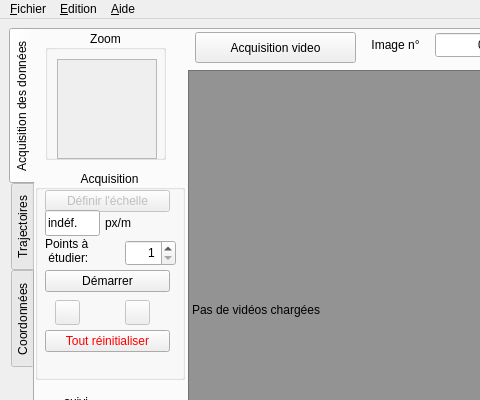
rene-d/pymecavideo, file src/pymecavideo_mini.ui: the form before one commit; both pictures show x 0 to 480 and y 0 to 400 of the 833 by 579 pixel window.
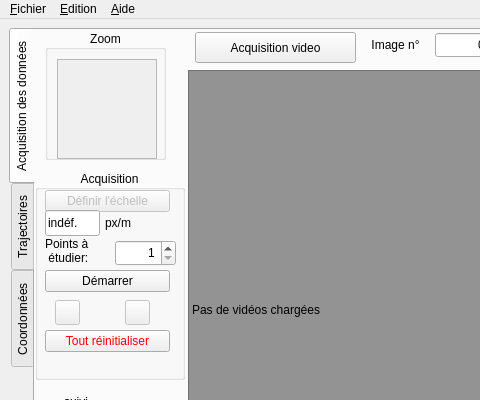
The form after the commit. Custom widgets are drawn as their Qt base class.

The edit to the form file:
```diff
--- a/src/pymecavideo_mini.ui
+++ b/src/pymecavideo_mini.ui
@@ -554,7 +554,7 @@
           <rect>
            <x>70</x>
            <y>40</y>
-           <width>41</width>
+           <width>31</width>
            <height>26</height>
           </rect>
          </property>
@@ -590,9 +590,9 @@
         <widget class="QSpinBox" name="spinBox_nb_de_points">
          <property name="geometry">
           <rect>
-           <x>90</x>
+           <x>80</x>
            <y>70</y>
-           <width>51</width>
+           <width>61</width>
            <height>26</height>
           </rect>
          </property>
@@ -611,7 +611,7 @@
           <rect>
            <x>10</x>
            <y>60</y>
-           <width>81</width>
+           <width>61</width>
            <height>41</height>
           </rect>
          </property>
```
Left out of the diff: 1 changed line with no effect on the pictures.
